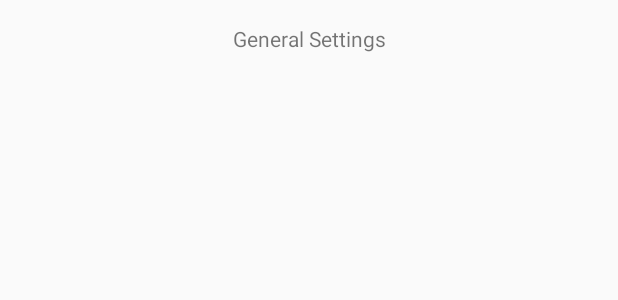
After one commit to adiarbib/Evnt, an Android app: the layout activity_settings.xml on its own in the app's theme, with its tools: preview values and no code run, on a phone screen of 412 x 824 dp. The commit adds this screen. Shown: the top 300 px of the screen. Run offline under Robolectric (Android 15) with nearby library versions, the phone set to English and light mode, and no system bars.

Commit message:
starting with settings

```diff
--- a/Evnt2/app/src/main/AndroidManifest.xml
+++ b/Evnt2/app/src/main/AndroidManifest.xml
@@ -31,6 +31,7 @@
             android:name="com.google.android.gms.version"
             android:value="@integer/google_play_services_version" />
 
+        <activity android:name=".SettingsActivity"></activity>
     </application>
 
 </manifest>
--- /dev/null
+++ b/Evnt2/app/src/main/res/layout/activity_settings.xml
@@ -0,0 +1,19 @@
+<?xml version="1.0" encoding="utf-8"?>
+<RelativeLayout xmlns:android="http://schemas.android.com/apk/res/android"
+    xmlns:tools="http://schemas.android.com/tools"
+    android:layout_width="match_parent"
+    android:layout_height="match_parent"
+    android:paddingBottom="@dimen/activity_vertical_margin"
+    android:paddingLeft="@dimen/activity_horizontal_margin"
+    android:paddingRight="@dimen/activity_horizontal_margin"
+    android:paddingTop="@dimen/activity_vertical_margin"
+    tools:context="com.example.user.evnt.SettingsActivity">
+
+    <TextView
+        android:layout_width="match_parent"
+        android:layout_height="wrap_content"
+        android:text="General Settings"
+        android:textAlignment="center"/>
+
+
+</RelativeLayout>
```
Also changed, not shown: Evnt2/app/src/main/java/com/example/user/evnt/MainActivity.java (+13 -0 lines), Evnt2/app/src/main/java/com/example/user/evnt/SettingsActivity.java (added, +15 -0 lines).
